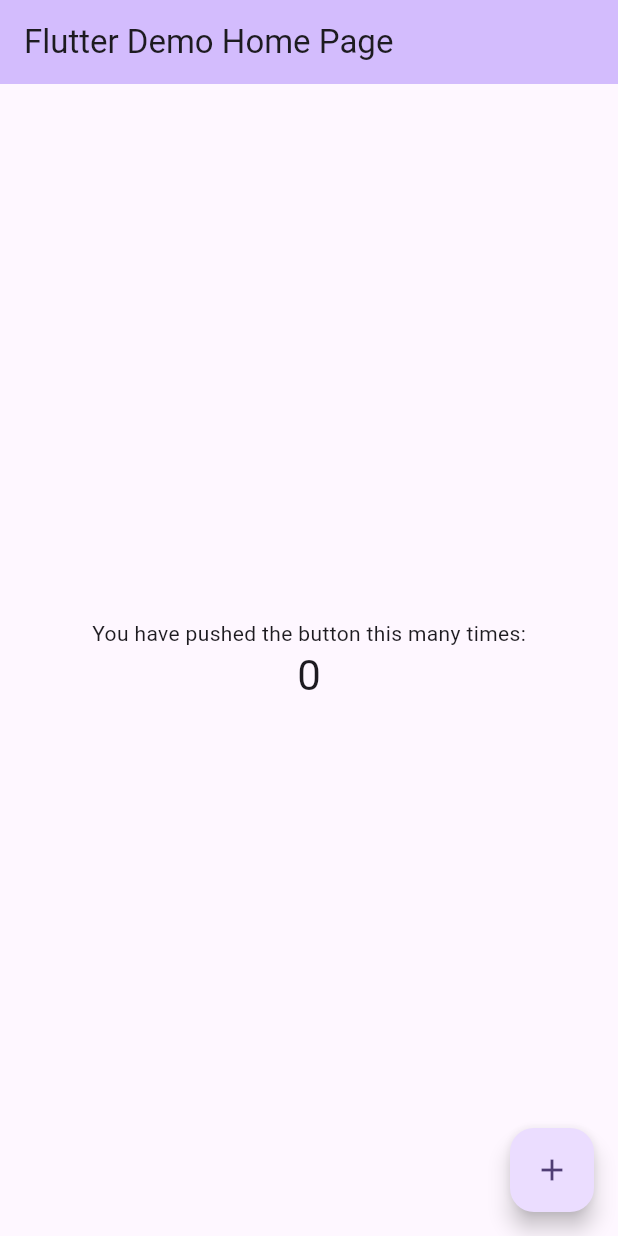
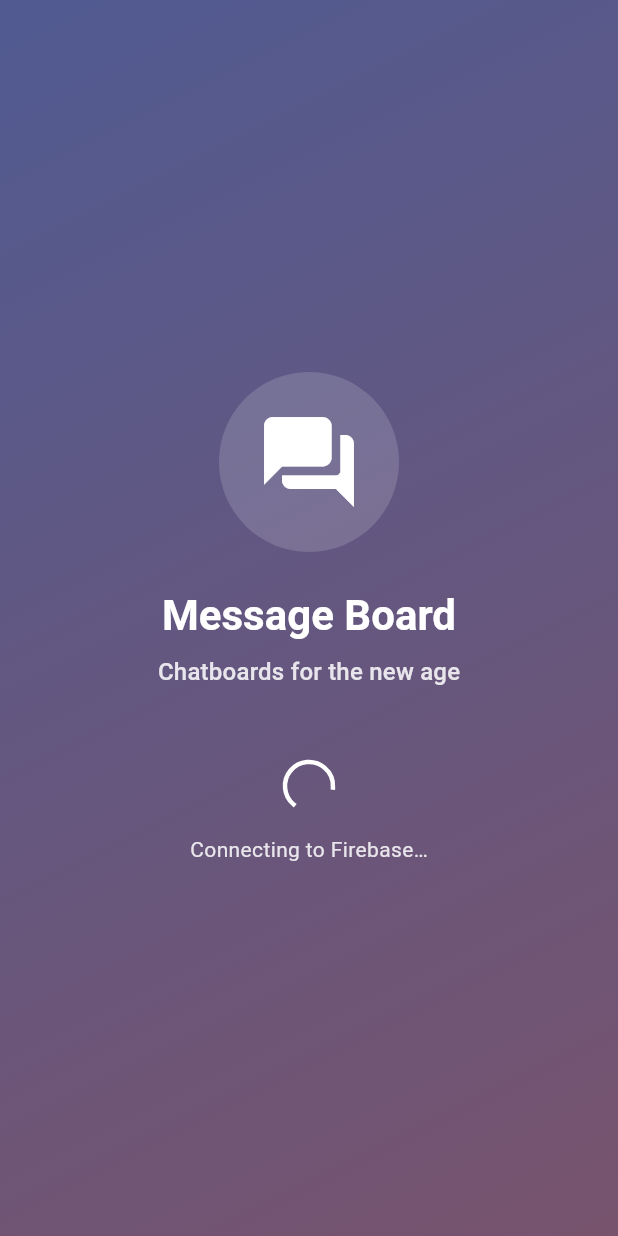
Before and after one commit to kirtan232/message_board, a Flutter app: the first screen one second after launch, on a phone screen of 412 x 824 dp. Run offline on Flutter 3.47's test engine with Material 3 defaults, Android fonts, the phone set to English and light mode, and no system bars; our stand-ins replace firebase_core; accounts and stored records are empty.

Commit message:
Added Ui to show firebase conection
SplashScreen runs Firebase.initializeApp once (future created in initState).
Branded gradient splash with minimum display time.
Startup failure shows a Retry screen instead of crashing.
Replace counter widget test with splash/retry tests.

```diff
--- a/lib/main.dart
+++ b/lib/main.dart
@@ -1,122 +1,50 @@
+import 'package:firebase_core/firebase_core.dart';
 import 'package:flutter/material.dart';
 
+import 'firebase_options.dart';
+import 'screens/splash_screen.dart';
+
 void main() {
-  runApp(const MyApp());
+  WidgetsFlutterBinding.ensureInitialized();
+  runApp(const MessageBoardApp());
 }
 
-class MyApp extends StatelessWidget {
-  const MyApp({super.key});
+Future<void> initializeFirebase() async {
+  // Firebase.initializeApp is safe to call again after a failed attempt.
+  if (Firebase.apps.isNotEmpty) return;
+  await Firebase.initializeApp(
+    options: DefaultFirebaseOptions.currentPlatform,
+  );
+}
 
-  // This widget is the root of your application.
+class MessageBoardApp extends StatelessWidget {
+  const MessageBoardApp({super.key});
+
   @override
   Widget build(BuildContext context) {
     return MaterialApp(
-      title: 'Flutter Demo',
+      title: 'Message Board',
+      debugShowCheckedModeBanner: false,
       theme: ThemeData(
-        // This is the theme of your application.
-        //
-        // TRY THIS: Try running your application with "flutter run". You'll see
-        // the application has a purple toolbar. Then, without quitting the app,
-        // try changing the seedColor in the colorScheme below to Colors.green
-        // and then invoke "hot reload" (save your changes or press the "hot
-        // reload" button in a Flutter-supported IDE, or press "r" if you used
-        // the command line to start the app).
-        //
-        // Notice that the counter didn't reset back to zero; the application
-        // state is not lost during the reload. To reset the state, use hot
-        // restart instead.
-        //
-        // This works for code too, not just values: Most code changes can be
-        // tested with just a hot reload.
-        colorScheme: .fromSeed(seedColor: Colors.deepPurple),
+        colorScheme: ColorScheme.fromSeed(seedColor: Colors.indigo),
+        useMaterial3: true,
       ),
-      home: const MyHomePage(title: 'Flutter Demo Home Page'),
+      home: SplashScreen(
+        initialize: initializeFirebase,
+        // Task 2 replaces this placeholder with the AuthGate.
+        onReady: (_) => const _FirebaseReadyPlaceholder(),
+      ),
     );
   }
 }
 
-class MyHomePage extends StatefulWidget {
-  const MyHomePage({super.key, required this.title});
-
-  // This widget is the home page of your application. It is stateful, meaning
-  // that it has a State object (defined below) that contains fields that affect
-  // how it looks.
-
-  // This class is the configuration for the state. It holds the values (in this
-  // case the title) provided by the parent (in this case the App widget) and
-  // used by the build method of the State. Fields in a Widget subclass are
-  // always marked "final".
-
-  final String title;
-
-  @override
-  State<MyHomePage> createState() => _MyHomePageState();
-}
-
-class _MyHomePageState extends State<MyHomePage> {
-  int _counter = 0;
-
-  void _incrementCounter() {
-    setState(() {
-      // This call to setState tells the Flutter framework that something has
-      // changed in this State, which causes it to rerun the build method below
-      // so that the display can reflect the updated values. If we changed
-      // _counter without calling setState(), then the build method would not be
-      // called again, and so nothing would appear to happen.
-      _counter++;
-    });
-  }
+class _FirebaseReadyPlaceholder extends StatelessWidget {
+  const _FirebaseReadyPlaceholder();
 
   @override
   Widget build(BuildContext context) {
-    // This method is rerun every time setState is called, for instance as done
-    // by the _incrementCounter method above.
-    //
-    // The Flutter framework has been optimized to make rerunning build methods
-    // fast, so that you can just rebuild anything that needs updating rather
-    // than having to individually change instances of widgets.
-    return Scaffold(
-      appBar: AppBar(
-        // TRY THIS: Try changing the color here to a specific color (to
-        // Colors.amber, perhaps?) and trigger a hot reload to see the AppBar
-        // change color while the other colors stay the same.
-        backgroundColor: Theme.of(context).colorScheme.inversePrimary,
-        // Here we take the value from the MyHomePage object that was created by
-        // the App.build method, and use it to set our appbar title.
-        title: Text(widget.title),
-      ),
-      body: Center(
-        // Center is a layout widget. It takes a single child and positions it
-        // in the middle of the parent.
-        child: Column(
-          // Column is also a layout widget. It takes a list of children and
-          // arranges them vertically. By default, it sizes itself to fit its
-          // children horizontally, and tries to be as tall as its parent.
-          //
-          // Column has various properties to control how it sizes itself and
-          // how it positions its children. Here we use mainAxisAlignment to
-          // center the children vertically; the main axis here is the vertical
-          // axis because Columns are vertical (the cross axis would be
-          // horizontal).
-          //
-          // TRY THIS: Invoke "debug painting" (choose the "Toggle Debug Paint"
-          // action in the IDE, or press "p" in the console), to see the
-          // wireframe for each widget.
-          mainAxisAlignment: .center,
-          children: [
-            const Text('You have pushed the button this many times:'),
-            Text(
-              '$_counter',
-              style: Theme.of(context).textTheme.headlineMedium,
-            ),
-          ],
-        ),
-      ),
-      floatingActionButton: FloatingActionButton(
-        onPressed: _incrementCounter,
-        tooltip: 'Increment',
-        child: const Icon(Icons.add),
-      ),
+    return const Scaffold(
+      body: Center(child: Text('Firebase initialized ✔')),
     );
   }
 }
--- /dev/null
+++ b/lib/screens/splash_screen.dart
@@ -0,0 +1,179 @@
+import 'package:flutter/material.dart';
+
+/// Shows a branded splash while [initialize] runs (Firebase startup).
+///
+/// The future is created once in [initState] so widget rebuilds never restart
+/// initialization. If it fails, a retry screen is shown instead of crashing.
+class SplashScreen extends StatefulWidget {
+  const SplashScreen({
+    super.key,
+    required this.initialize,
+    required this.onReady,
+    this.minimumDuration = const Duration(milliseconds: 1500),
+  });
+
+  /// The startup work to run, e.g. `Firebase.initializeApp(...)`.
+  final Future<void> Function() initialize;
+
+  /// Builds the first real screen once [initialize] completes.
+  final WidgetBuilder onReady;
+
+  /// Keeps the splash visible long enough to be seen, even on fast devices.
+  final Duration minimumDuration;
+
+  @override
+  State<SplashScreen> createState() => _SplashScreenState();
+}
+
+class _SplashScreenState extends State<SplashScreen> {
+  late Future<void> _startup;
+
+  @override
+  void initState() {
+    super.initState();
+    _startup = _runStartup();
+  }
+
+  Future<void> _runStartup() async {
+    await Future.wait([
+      widget.initialize(),
+      Future<void>.delayed(widget.minimumDuration),
+    ]);
+  }
+
+  void _retry() {
+    setState(() {
+      _startup = _runStartup();
+    });
+  }
+
+  @override
+  Widget build(BuildContext context) {
+    return FutureBuilder<void>(
+      future: _startup,
+      builder: (context, snapshot) {
+        if (snapshot.hasError) {
+          return _StartupError(onRetry: _retry);
+        }
+        if (snapshot.connectionState != ConnectionState.done) {
+          return const _SplashView();
+        }
+        return widget.onReady(context);
+      },
+    );
+  }
+}
+
+class _SplashView extends StatelessWidget {
+  const _SplashView();
+
+  @override
+  Widget build(BuildContext context) {
+    final scheme = Theme.of(context).colorScheme;
+    return Scaffold(
+      body: Container(
+        width: double.infinity,
+        decoration: BoxDecoration(
+          gradient: LinearGradient(
+            begin: Alignment.topLeft,
+            end: Alignment.bottomRight,
+            colors: [scheme.primary, scheme.tertiary],
+          ),
+        ),
+        child: SafeArea(
+          child: Column(
+            mainAxisAlignment: MainAxisAlignment.center,
+            children: [
+              Container(
+                padding: const EdgeInsets.all(24),
+                decoration: BoxDecoration(
+                  color: scheme.onPrimary.withValues(alpha: 0.15),
+                  shape: BoxShape.circle,
+                ),
+                child: Icon(
+                  Icons.forum_rounded,
+                  size: 72,
+                  color: scheme.onPrimary,
+                ),
+              ),
+              const SizedBox(height: 24),
+              Text(
+                'Message Board',
+                style: Theme.of(context).textTheme.headlineMedium?.copyWith(
+                      color: scheme.onPrimary,
+                      fontWeight: FontWeight.bold,
+                    ),
+              ),
+              const SizedBox(height: 8),
+              Text(
+                'Chatboards for the new age',
+                style: Theme.of(context).textTheme.titleMedium?.copyWith(
+                      color: scheme.onPrimary.withValues(alpha: 0.85),
+                    ),
+              ),
+              const SizedBox(height: 48),
+              SizedBox(
+                width: 32,
+                height: 32,
+                child: CircularProgressIndicator(
+                  strokeWidth: 3,
+                  color: scheme.onPrimary,
+                ),
+              ),
+              const SizedBox(height: 16),
+              Text(
+                'Connecting to Firebase…',
+                style: TextStyle(
+                  color: scheme.onPrimary.withValues(alpha: 0.85),
+                ),
+              ),
+            ],
+          ),
+        ),
+      ),
+    );
+  }
+}
+
+class _StartupError extends StatelessWidget {
+  const _StartupError({required this.onRetry});
+
+  final VoidCallback onRetry;
+
+  @override
+  Widget build(BuildContext context) {
+    return Scaffold(
+      body: Center(
+        child: Padding(
+          padding: const EdgeInsets.all(32),
+          child: Column(
+            mainAxisSize: MainAxisSize.min,
+            children: [
+              Icon(
+                Icons.cloud_off_rounded,
+                size: 64,
+                color: Theme.of(context).colorScheme.error,
+              ),
+              const SizedBox(height: 16),
+              Text(
+                'Firebase could not start.',
+                style: Theme.of(context).textTheme.titleLarge,
+              ),
+              const SizedBox(height: 8),
+              const Text(
+                'Check your internet connection and try again.',
+                textAlign: TextAlign.center,
+              ),
+              const SizedBox(height: 24),
+              FilledButton.icon(
+                onPressed: onRetry,
+                icon: const Icon(Icons.refresh),
+                label: const Text('Retry'),
+              ),
+            ],
+          ),
+        ),
+      ),
+    );
+  }
+}
```
Also changed, not shown: 1 other file.
